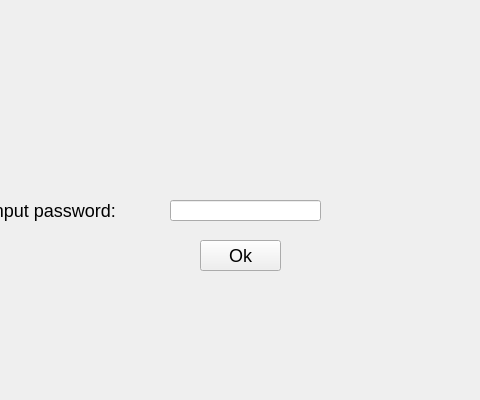
Above: ui/inputpassword.ui from IvnGenza/EasyJob_39 before the change; both pictures show x 110 to 590 and y 0 to 400 of the 800 by 600 pixel window. Below: the same form after it.
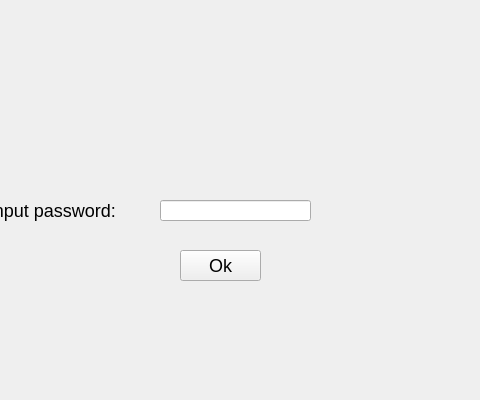
That is the form after the change.

Patch:
```diff
--- a/ui/inputpassword.ui
+++ b/ui/inputpassword.ui
@@ -34,8 +34,8 @@
    <widget class="QPushButton" name="ok">
     <property name="geometry">
      <rect>
-      <x>310</x>
-      <y>240</y>
+      <x>290</x>
+      <y>250</y>
       <width>81</width>
       <height>31</height>
      </rect>
@@ -50,7 +50,7 @@
    <widget class="QLineEdit" name="inputpassword">
     <property name="geometry">
      <rect>
-      <x>280</x>
+      <x>270</x>
       <y>200</y>
       <width>151</width>
       <height>21</height>
```
